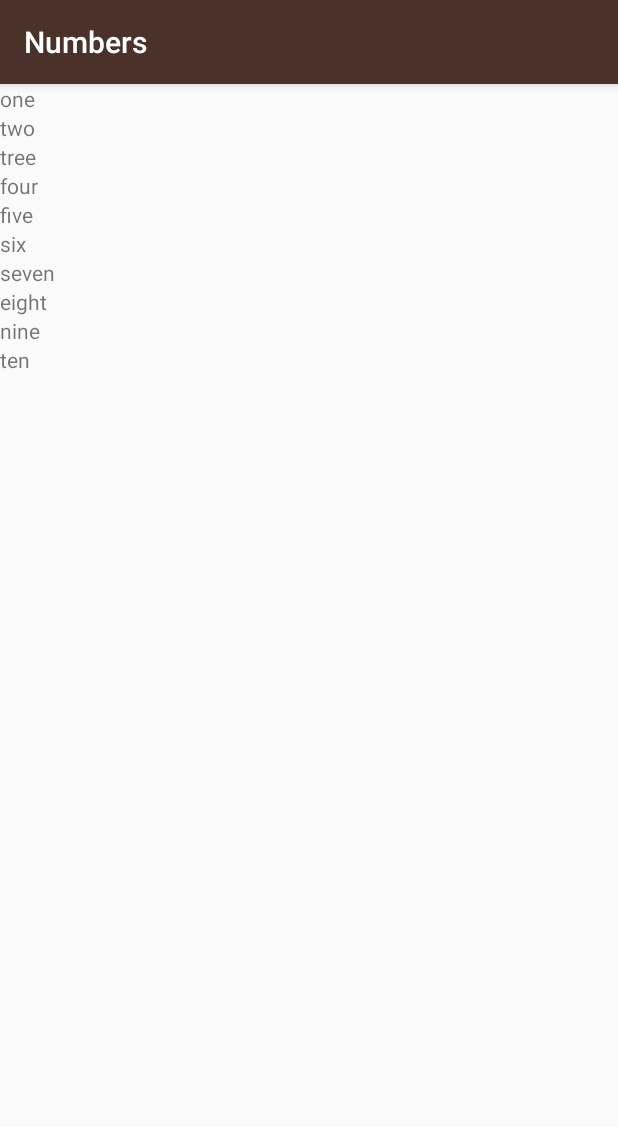
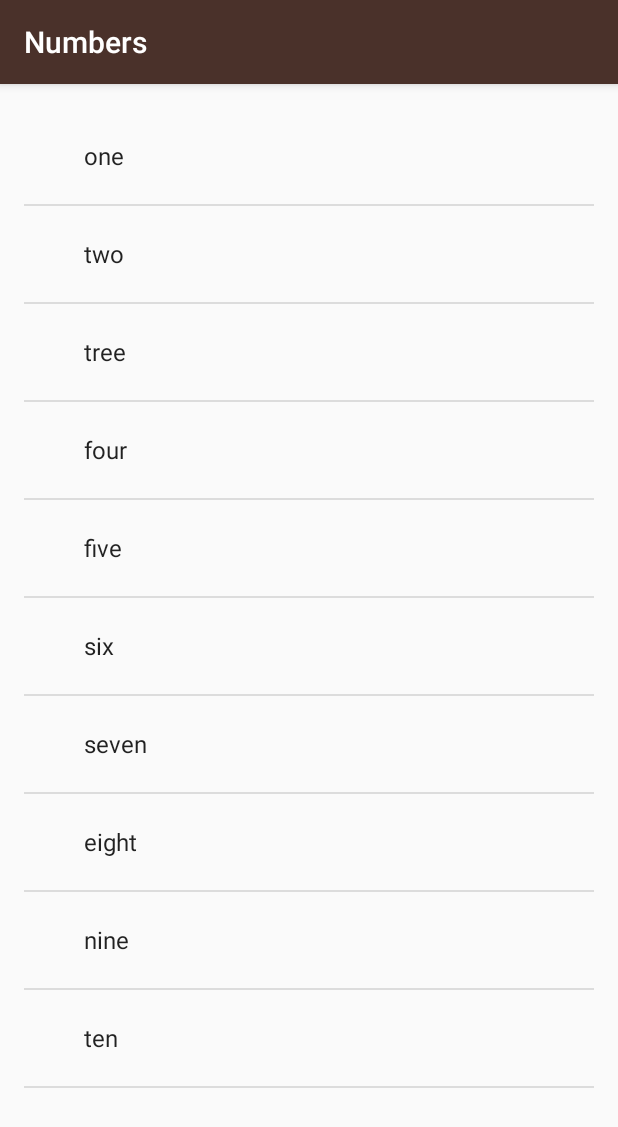
Before and after one commit to ioanzicu/language-app-android, an Android app: the NumbersActivity screen opened directly, with no data from a screen before it, on a phone screen of 412 x 824 dp. Shown: the top 1127 px of the screen. Run offline under Robolectric (Android 15) with nearby library versions, the phone set to English and light mode, and no system bars.

Commit message:
set ArrayAdapter with ListView

```diff
--- a/app/src/main/java/android/example/com/miwok/NumbersActivity.java
+++ b/app/src/main/java/android/example/com/miwok/NumbersActivity.java
@@ -1,12 +1,15 @@
 package android.example.com.miwok;
 
 import android.util.Log;
+import android.widget.ArrayAdapter;
 import android.widget.LinearLayout;
+import android.widget.ListView;
 import android.widget.TextView;
 import androidx.appcompat.app.AppCompatActivity;
 import android.os.Bundle;
 
 import java.util.ArrayList;
+import java.util.List;
 
 public class NumbersActivity extends AppCompatActivity {
 
@@ -26,17 +29,23 @@ public class NumbersActivity extends AppCompatActivity {
         words.add("nine");
         words.add("ten");
 
-        // Find LinearLayout with the id "rootView"
-        LinearLayout rootView = (LinearLayout) findViewById(R.id.rootView);
+        // Create an {@link ArrayAdapter}, whose data source is a list of Strings. The
+        // adapter knows how to create layouts for each item in the list, using the
+        // simple_list_item_1.xml layout resource defined in the Android framework.
+        // This list item layout contains a single {@link TextView}, which the adapter will set to
+        // display a single word.
+        ArrayAdapter<String> itemsAdapter = new ArrayAdapter<String>(this, android.R.layout.simple_expandable_list_item_1, words);
 
-        for(int index = 0; index < words.size(); index++) {
-            // Create TextView element
-            TextView wordView = new TextView(this);
-            // Set view text
-            wordView.setText(words.get(index));
-            // Append child view to the root view
-            rootView.addView(wordView);
-        }
+        // Find the {@link ListView} object in the view hierarchy of the {@link Activity}.
+        // There should be a {@link ListView} with the view ID called list, which is declared in the
+        // activity_numbers.xml layout file.
+        ListView listView = (ListView) findViewById(R.id.list);
 
+
+        // Make the {@link ListView} use the {@link ArrayAdapter} we created above, so that the
+        // {@link ListView} will display list items for each word in the list of words.
+        // Do this by calling the setAdapter method on the {@link ListView} object and pass in
+        // 1 argument, which is the {@link ArrayAdapter} with the variable name itemsAdapter.
+        listView.setAdapter(itemsAdapter);
     }
 }
--- a/app/src/main/res/layout/activity_numbers.xml
+++ b/app/src/main/res/layout/activity_numbers.xml
@@ -1,12 +1,16 @@
 <?xml version="1.0" encoding="utf-8"?>
-<LinearLayout
+<ListView
         xmlns:android="http://schemas.android.com/apk/res/android"
         xmlns:tools="http://schemas.android.com/tools"
+        android:id="@+id/list"
         xmlns:app="http://schemas.android.com/apk/res-auto"
         android:layout_width="match_parent"
         android:layout_height="match_parent"
+        android:paddingBottom="@dimen/activity_vertical_margin"
+        android:paddingLeft="@dimen/activity_horizontal_margin"
+        android:paddingRight="@dimen/activity_horizontal_margin"
+        android:paddingTop="@dimen/activity_vertical_margin"
         android:orientation="vertical"
-        android:id="@+id/rootView"
         tools:context=".NumbersActivity">
 
-</LinearLayout>
+</ListView>
```
